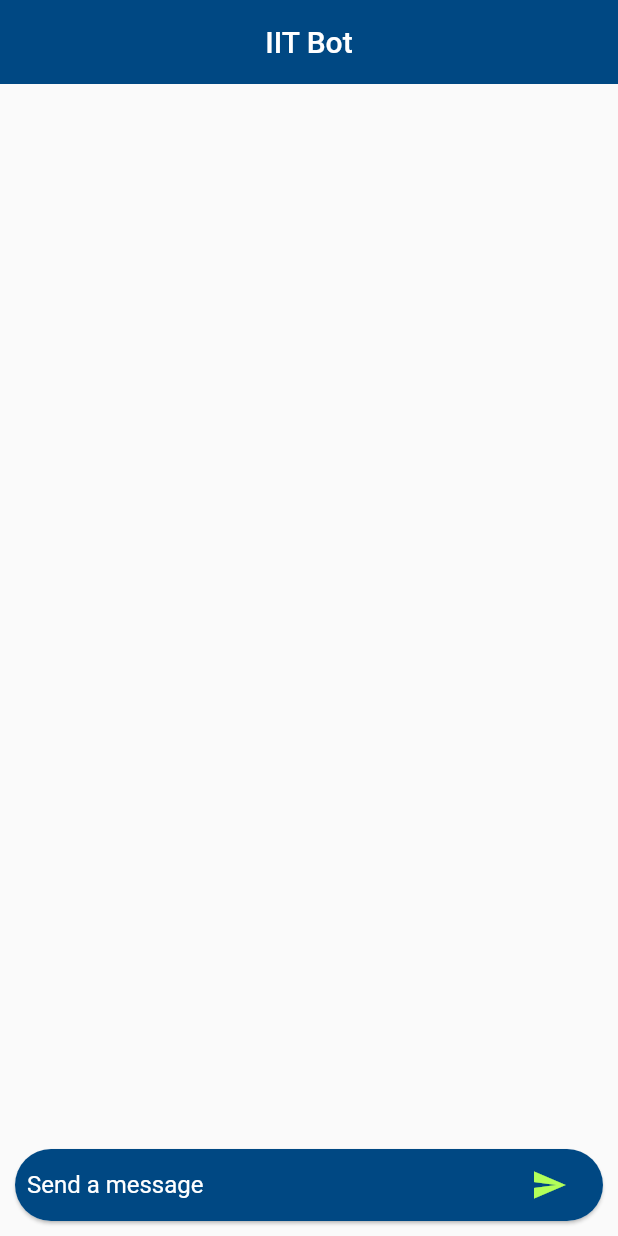
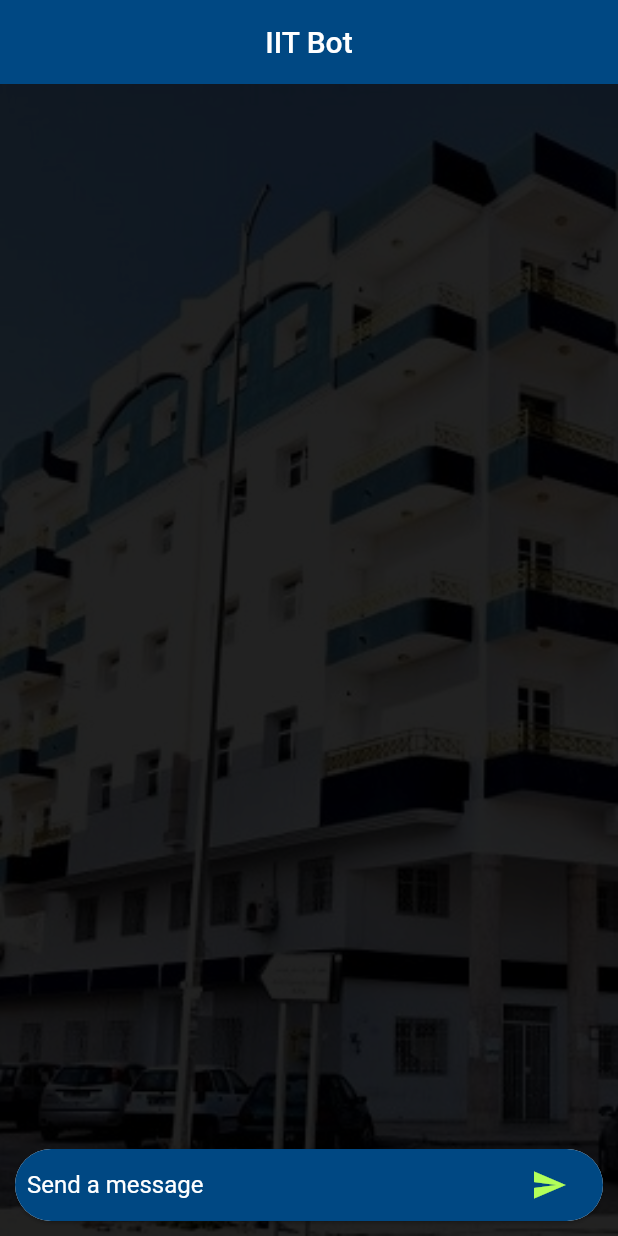
Before and after one commit to skanderboudabous/chatbot, a Flutter app: the screen it shows after launch, on a phone screen of 412 x 824 dp. Run offline on Flutter 3.47's test engine with Material 2 defaults, Android fonts, the phone set to English and light mode, and no system bars; our stand-ins replace get_it; missing offline and left inert: flutter_dialogflow.

Commit message:
background added

```diff
--- a/lib/home_screen.dart
+++ b/lib/home_screen.dart
@@ -116,8 +116,18 @@ class HomeScreenState extends State<HomeScreen> {
         backgroundColor: appColor,
         elevation: 0,
       ),
-      body: Column(children: <Widget>[
-        Flexible(
+      body: Stack(
+        alignment: Alignment.topCenter,
+        fit: StackFit.expand,
+        children: <Widget>[
+          new Image(
+            image: new AssetImage("assets/login_back.jpg"),
+            fit: BoxFit.cover,
+            colorBlendMode: BlendMode.darken,
+            color: Colors.black87,
+          ),
+          Column(children: <Widget>[
+            new Flexible(
                 child: ListView.builder(
               controller: _scrollController,
               padding: EdgeInsets.all(8.0),
@@ -128,6 +138,8 @@ class HomeScreenState extends State<HomeScreen> {
             )),
             _queryInputWidget(context),
           ]),
+        ],
+      ),
     );
   }
 }
--- a/pubspec.yaml
+++ b/pubspec.yaml
@@ -50,6 +50,7 @@ flutter:
   assets:
     - assets/credentials.json
     - assets/logo.png
+    - assets/login_back.jpg
 
   # An image asset can refer to one or more resolution-specific "variants", see
   # https://flutter.dev/assets-and-images/#resolution-aware.
```
Also changed, not shown: assets/login_back.jpg (added), 1 other file. Lines whose indentation alone changed are shown as unchanged.
